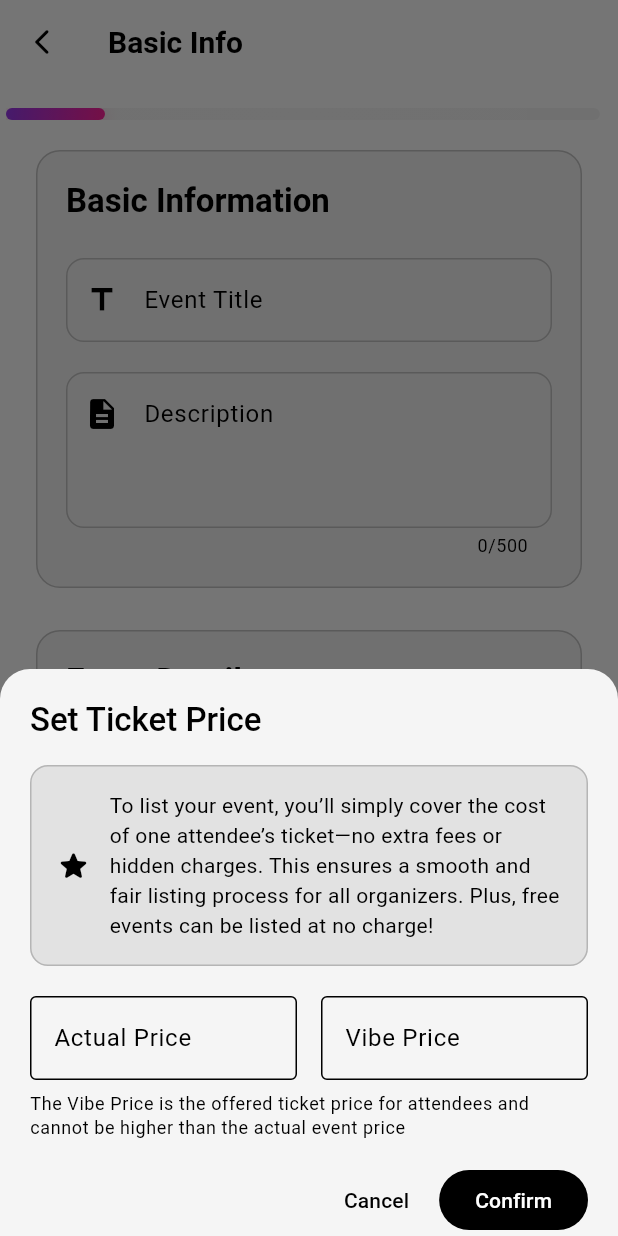
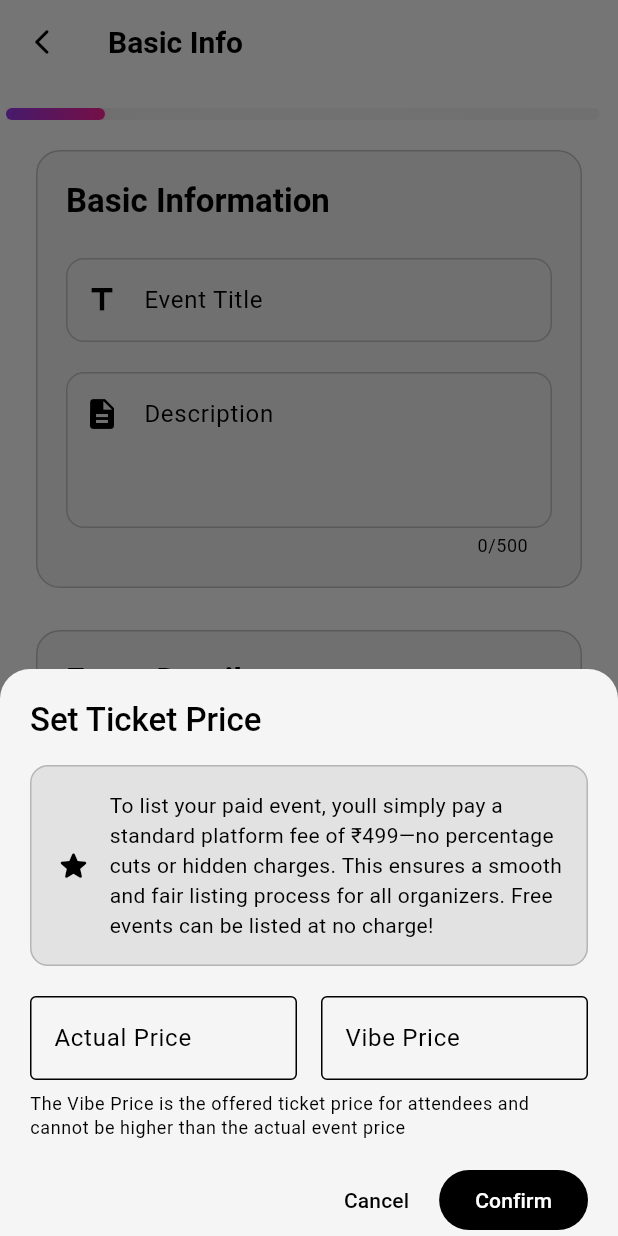
Before and after one commit to ArishRagaventhra/vibeswiper, a Flutter app: the CreateEventScreen screen opened by its route, after a tap on "Paid", on a phone screen of 412 x 824 dp. Run offline on Flutter 3.47's test engine with Material 3 defaults, Android fonts, the light colour scheme and no system bars; our stand-ins replace cached_network_image, connectivity_plus, device_info_plus, file_picker, fl_chart, flutter_image_compress and 15 more; missing offline and left inert: avatar_plus, dart:html, dart:js, file_saver, flutter_excel, in_app_review and 2 more; accounts and stored records are empty.

Commit message:
genearte bulk

```diff
--- a/lib/config/razorpay_config.dart
+++ b/lib/config/razorpay_config.dart
@@ -12,17 +12,19 @@ class RazorpayConfig {
   static String get keySecret => kReleaseMode ? _liveKeySecret : _testKeySecret;
 
   // Constants for payment
-  static const double PLATFORM_LISTING_FEE = 0.0; // Free events have no fee
+  static const double PLATFORM_LISTING_FEE = 499.0; // Standard platform fee for listing paid events (₹499)
   static const String CURRENCY = 'INR';
 
-  // For backward compatibility - keeping this constant but it's no longer used in new code
-  static const double EVENT_CREATION_FEE = 499.0; // Rs. 499 - Legacy constant (deprecated)
-
-  // Method to calculate the payment amount based on vibe price
+  // Method to calculate the payment amount for event creation
   static double calculatePaymentAmount(double? vibePrice) {
     if (vibePrice == null || vibePrice <= 0) {
       return 0.0; // Free events have no fee
     }
-    return vibePrice; // Use the vibe price for paid events
+    return PLATFORM_LISTING_FEE; // Use the standard platform fee (₹499) for all paid events
+  }
+
+  // Payment description text
+  static String getPaymentDescription(String eventName) {
+    return 'Platform fee for listing paid event: $eventName';
   }
 }
--- a/lib/features/events/screens/create_event_screen.dart
+++ b/lib/features/events/screens/create_event_screen.dart
@@ -507,7 +507,7 @@ class _CreateEventScreenState extends ConsumerState<CreateEventScreen> {
                                       const SizedBox(width: 12),
                                       Expanded(
                                         child: Text(
-                                          'To list your event, you’ll simply cover the cost of one attendee’s ticket—no extra fees or hidden charges. This ensures a smooth and fair listing process for all organizers. Plus, free events can be listed at no charge!',
+                                          'To list your paid event, youll simply pay a standard platform fee of ₹499—no percentage cuts or hidden charges. This ensures a smooth and fair listing process for all organizers. Free events can be listed at no charge!',
                                           style: theme.textTheme.bodyMedium?.copyWith(
                                             color: theme.colorScheme.primary,
                                             height: 1.4,
--- a/lib/features/payments/providers/payment_provider.dart
+++ b/lib/features/payments/providers/payment_provider.dart
@@ -109,7 +109,7 @@ class PaymentNotifier extends StateNotifier<AsyncValue<List<Payment>>> {
         keyId: RazorpayConfig.keyId,
         amount: paymentAmount,
         currency: RazorpayConfig.CURRENCY,
-        description: 'Payment for event: $eventName',
+        description: RazorpayConfig.getPaymentDescription(eventName),
         userEmail: userEmail,
         userContact: userContact,
         onSuccess: (paymentId, orderId) async {
```
Also changed, not shown: lib/features/events/chat/screens/event_chat_screen.dart (+7 -2 lines), lib/features/events/screens/events_list_screen.dart (+28 -18 lines), 1 other file.
